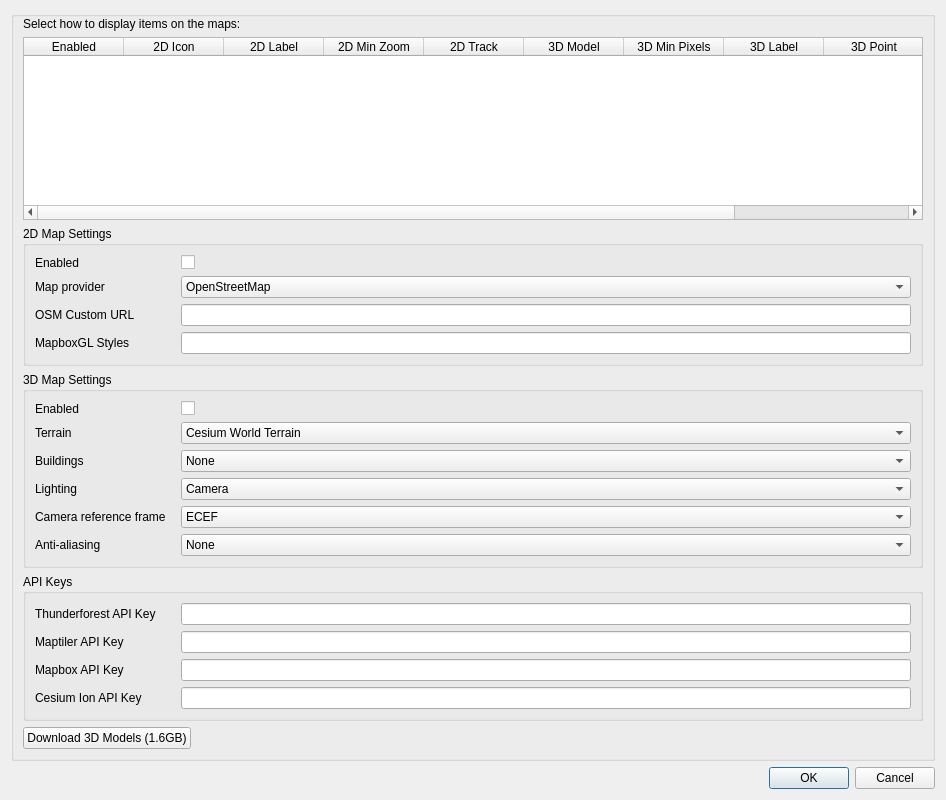
This is plugins/feature/map/mapsettingsdialog.ui in f4exb/sdrangel as Qt 5 draws it before an edit. The edited form follows.
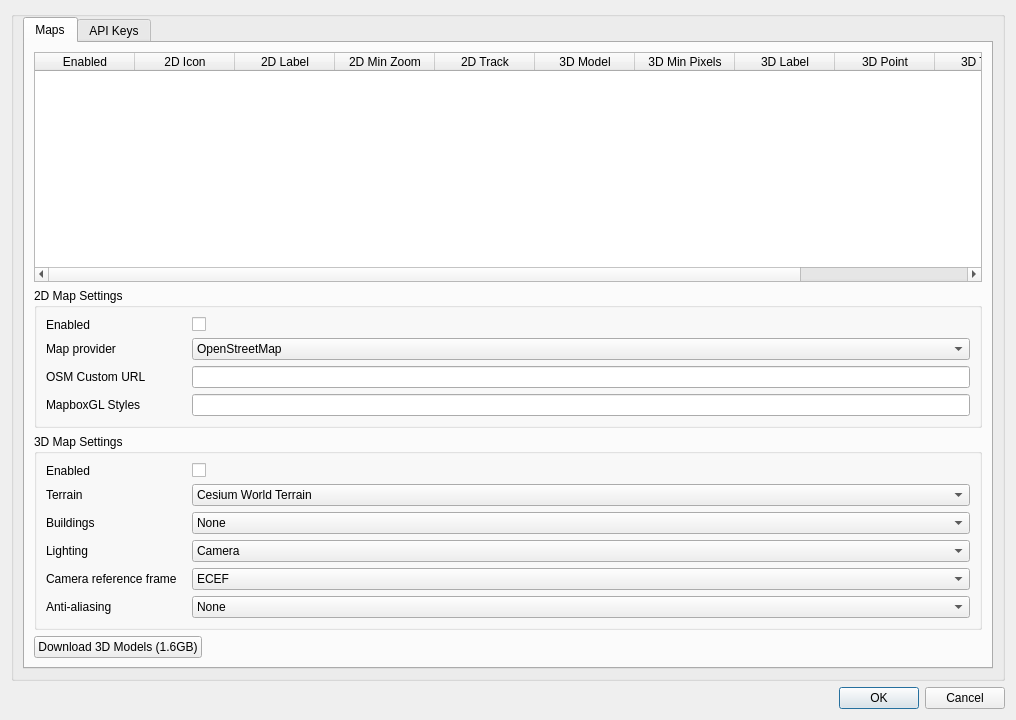
This is the edited form.

The edit to the form file:
```diff
--- a/plugins/feature/map/mapsettingsdialog.ui
+++ b/plugins/feature/map/mapsettingsdialog.ui
@@ -6,8 +6,8 @@
    <rect>
     <x>0</x>
     <y>0</y>
-    <width>946</width>
-    <height>800</height>
+    <width>1016</width>
+    <height>720</height>
    </rect>
   </property>
   <property name="font">
@@ -26,12 +26,15 @@
        <number>0</number>
       </property>
       <item>
-       <widget class="QLabel" name="locationsLabel">
-        <property name="text">
-         <string>Select how to display items on the maps:</string>
+       <widget class="QTabWidget" name="tabWidget">
+        <property name="currentIndex">
+         <number>0</number>
         </property>
-       </widget>
-      </item>
+        <widget class="QWidget" name="mapsTab">
+         <attribute name="title">
+          <string>Maps</string>
+         </attribute>
+         <layout class="QVBoxLayout" name="verticalLayout_3">
       <item>
        <widget class="QTableWidget" name="mapItemSettings">
         <property name="selectionMode">
@@ -87,6 +90,11 @@
           <string>3D Track</string>
          </property>
         </column>
+            <column>
+             <property name="text">
+              <string>3D Label Scale</string>
+             </property>
+            </column>
        </widget>
       </item>
       <item>
@@ -339,6 +347,40 @@
        </widget>
       </item>
       <item>
+           <layout class="QHBoxLayout" name="horizontalLayout">
+            <item>
+             <widget class="QPushButton" name="downloadModels">
+              <property name="toolTip">
+               <string>Download 3D models. It is recommended to restart SDRangel after download.</string>
+              </property>
+              <property name="text">
+               <string>Download 3D Models (1.6GB)</string>
+              </property>
+             </widget>
+            </item>
+            <item>
+             <spacer name="horizontalSpacer">
+              <property name="orientation">
+               <enum>Qt::Horizontal</enum>
+              </property>
+              <property name="sizeHint" stdset="0">
+               <size>
+                <width>40</width>
+                <height>20</height>
+               </size>
+              </property>
+             </spacer>
+            </item>
+           </layout>
+          </item>
+         </layout>
+        </widget>
+        <widget class="QWidget" name="apiKeysTab">
+         <attribute name="title">
+          <string>API Keys</string>
+         </attribute>
+         <layout class="QVBoxLayout" name="verticalLayout_4">
+          <item>
        <widget class="QGroupBox" name="apiKeys">
         <property name="title">
          <string>API Keys</string>
@@ -427,32 +469,9 @@
         </layout>
        </widget>
       </item>
-      <item>
-       <layout class="QHBoxLayout" name="horizontalLayout">
-        <item>
-         <widget class="QPushButton" name="downloadModels">
-          <property name="toolTip">
-           <string>Download 3D models. It is recommended to restart SDRangel after download.</string>
-          </property>
-          <property name="text">
-           <string>Download 3D Models (1.6GB)</string>
-          </property>
-         </widget>
-        </item>
-        <item>
-         <spacer name="horizontalSpacer">
-          <property name="orientation">
-           <enum>Qt::Horizontal</enum>
-          </property>
-          <property name="sizeHint" stdset="0">
-           <size>
-            <width>40</width>
-            <height>20</height>
-           </size>
-          </property>
-         </spacer>
-        </item>
-       </layout>
+         </layout>
+        </widget>
+       </widget>
       </item>
      </layout>
     </widget>
```
Left out of the diff: 3 changed lines with no effect on the pictures. Lines whose indentation alone changed are shown as unchanged.
